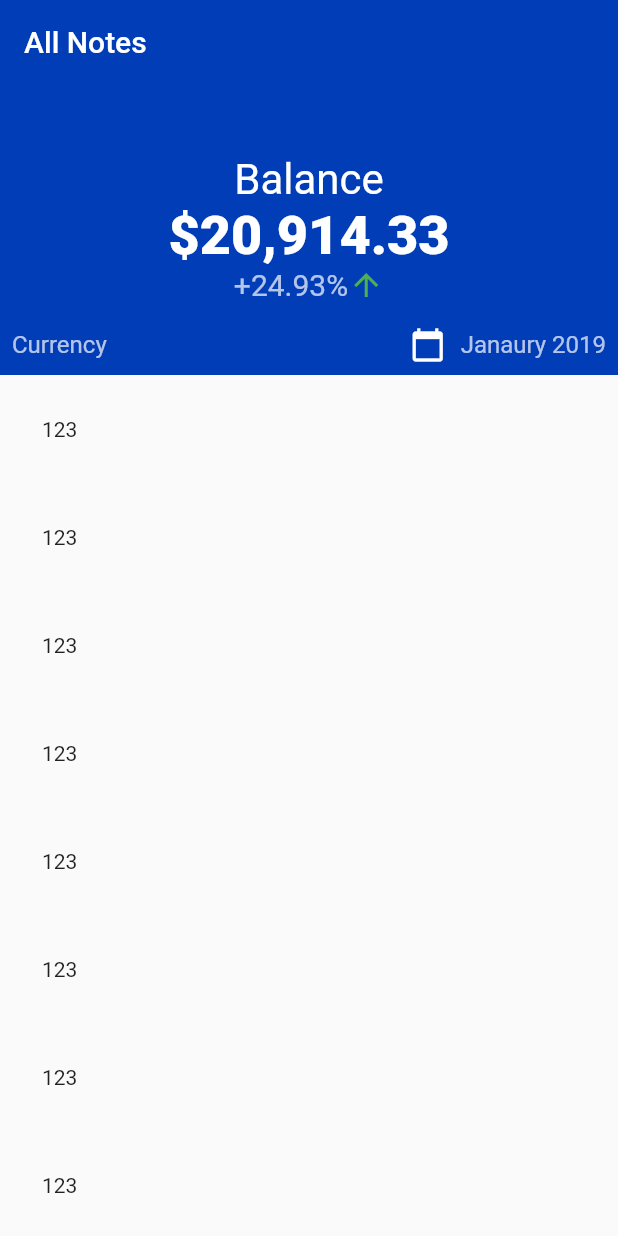
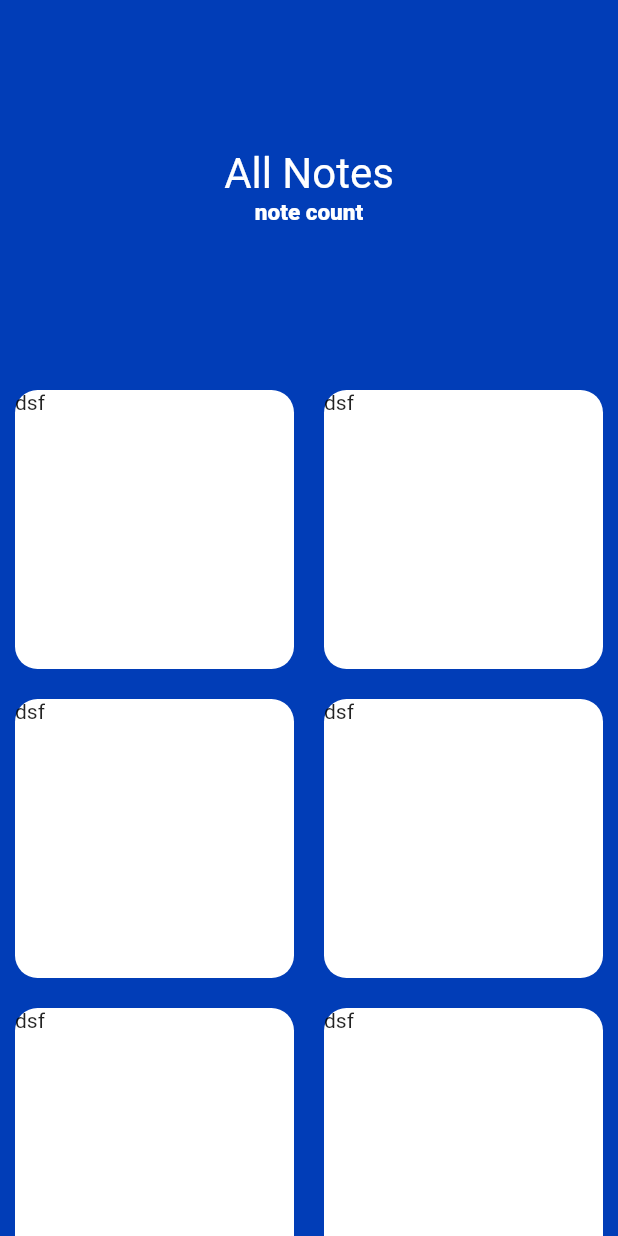
Before and after one commit to samuelezedi/flutter_note_app, a Flutter app: the screen it shows after launch, on a phone screen of 412 x 824 dp. Run offline on Flutter 3.47's test engine with Material 2 defaults, Android fonts, the phone set to English and light mode, and no system bars; Roboto replaces fonts that are missing (Poppins).

Commit message:
made app bar show title when scroll is active and not to show when expanded

```diff
--- a/lib/main.dart
+++ b/lib/main.dart
@@ -11,13 +11,10 @@ class MyApp extends StatelessWidget {
     return MaterialApp(
         title: 'Flutter Demo',
         theme: ThemeData(
-
           primarySwatch: Colors.blue,
-
           visualDensity: VisualDensity.adaptivePlatformDensity,
         ),
-      home: MainView()
-    );
+        home: MainView());
   }
 }
 
@@ -27,183 +24,183 @@ class MainView extends StatefulWidget {
 }
 
 class _MainViewState extends State<MainView> {
+  final double appBarHeight = 66.0;
 
-  final double appBarHeight = 66.0;
+  bool showHeaderText = false;
+
+  ScrollController _scrollController;
+
+  @override
+  void initState() {
+    // TODO: implement initState
+    super.initState();
+    _scrollController = ScrollController()
+      ..addListener(() {
+        print('here');
+        if (_isAppBarExpanded) {
+          setState(() {
+            showHeaderText = true;
+            print('setState is called with white');
+          });
+        } else {
+          if (showHeaderText == true) {
+            setState(() {
+              showHeaderText = false;
+              print('setState is called with white');
+            });
+          }
+        }
+      });
+  }
+
+  bool get _isAppBarExpanded {
+    return _scrollController.hasClients &&
+        _scrollController.offset > (200 - kToolbarHeight);
+  }
 
   @override
   Widget build(BuildContext context) {
-    final double statusBarHeight = MediaQuery
-        .of(context)
-        .padding
-        .top;
+    final double statusBarHeight = MediaQuery.of(context).padding.top;
 
     return Scaffold(
+      backgroundColor: Color(0xff013db7),
       body: CustomScrollView(
+        controller: _scrollController,
         slivers: <Widget>[
-
           SliverAppBar(
-            title: Text('All Notes'),
             pinned: true,
-
+            elevation: 0,
+            backgroundColor: Color(0xff013db7),
+            shape:
+                RoundedRectangleBorder(borderRadius: BorderRadius.circular(10)),
             expandedHeight: 250,
-            onStretchTrigger: (){
-
+            onStretchTrigger: () {
+              return;
             },
             flexibleSpace: FlexibleSpaceBar(
+              title: showHeaderText ? Text('All Notes') : null,
+              centerTitle: true,
               background: Container(
                 padding: new EdgeInsets.only(top: statusBarHeight),
                 height: statusBarHeight + appBarHeight,
                 child: new Center(
                     child: Column(
-                      mainAxisAlignment: MainAxisAlignment.end,
+                  mainAxisAlignment: MainAxisAlignment.center,
                   children: <Widget>[
                     Container(
                       child: Column(
                         mainAxisAlignment: MainAxisAlignment.center,
                         children: <Widget>[
-                              Container(child: new Text(
-                                  "Balance",
+                          Container(
+                            child: new Text("All Notes",
                                 style: const TextStyle(
                                     color: Colors.white,
                                     fontFamily: 'Poppins',
-                                      fontSize: 28.0
-                                  )
-                              ),),
-                              Container(child: new Text(
-                                  "\u002420,914.33",
+                                    fontSize: 28.0)),
+                          ),
+                          Container(
+                            child: new Text("note count",
                                 style: const TextStyle(
                                     color: Colors.white,
                                     fontFamily: 'Poppins',
                                     fontWeight: FontWeight.w800,
-                                      fontSize: 36.0
-                                  )
-                              ),),
-                            ],),),
-
-                        Container(
-                          child: Row(
-                            mainAxisAlignment: MainAxisAlignment.center,
-                            children: <Widget>[
-                              Container(child: Padding(
-                                padding: const EdgeInsets.only(bottom: 16.0),
-                                child: new Text(
-                                    "\u002B24.93\u0025",
-                                    style: const TextStyle(
-                                        color: Colors.white70,
-                                        fontFamily: 'Poppins',
-                                        fontSize: 20.0
-                                    )
+                                    fontSize: 15.0)),
                           ),
-                              ),),
-
-                              Container(child: Padding(
-                                padding: const EdgeInsets.only(bottom: 16.0),
-                                child: Icon(
-                                  Icons.arrow_upward, color: Colors.green,),
-                              ),),
-
-                            ],),
+                        ],
                       ),
-
-
-                        Container(
-                          child: Row(
-                            mainAxisAlignment: MainAxisAlignment.spaceBetween,
-                            children: <Widget>[
-                              Container(child: Padding(
-                                padding: const EdgeInsets.only(bottom: 8.0,left:8.0),
-                                child: new Text(
-                                    "Currency",
-                                    style: const TextStyle(
-                                        color: Colors.white70,
-                                        fontFamily: 'Poppins',
-                                        fontSize: 16.0
-                                    )
                     ),
-                              ),),
-
-                              Container(child: Padding(
-                                padding: const EdgeInsets.only(bottom: 8.0,right:8.0),
-                                child: Container(
-                                    child: Row(children: <Widget>[
-                                      Container(child: Icon(
-                                        Icons.calendar_today, color: Colors.white,
-                                      ),),
-                                      SizedBox(width: 10,),
-                                      Container(child: Text(
-                                        'Janaury 2019', style: const TextStyle(
-                                          color: Colors.white70,
-                                          fontFamily: 'Poppins',
-                                          fontSize: 16.0
-                                      ),),),
-                                    ],)
-
-                                ),
-                              ),),
-
-
-                            ],),
-                        ),
-                      ],)
-                ),
+                  ],
+                )),
                 decoration: new BoxDecoration(
                   color: Color(0xff013db7),
                 ),
               ),
             ),
           ),
-          SliverList(
-            delegate: SliverChildListDelegate(
-              [
-                  Padding(
-                    padding: const EdgeInsets.all(28.0),
-                    child: Text('123'),
+          SliverGrid.count(
+            crossAxisCount: 2,
+            children: <Widget>[
+              Container(
+                decoration: BoxDecoration(
+                  borderRadius: BorderRadius.circular(15),
+                  color: Colors.white,
                 ),
-                Padding(
-                  padding: const EdgeInsets.all(28.0),
-                  child: Text('123'),
+                margin: EdgeInsets.all(10),
+                child: Text('dsf'),
               ),
-                Padding(
-                  padding: const EdgeInsets.all(28.0),
-                  child: Text('123'),
-                ),Padding(
-                padding: const EdgeInsets.all(28.0),
-                child: Text('123'),
+              Container(
+                decoration: BoxDecoration(
+                  borderRadius: BorderRadius.circular(15),
+                  color: Colors.white,
                 ),
-                Padding(
-                  padding: const EdgeInsets.all(28.0),
-                  child: Text('123'),
+                margin: EdgeInsets.all(10),
+                child: Text('dsf'),
               ),
-                Padding(
-                  padding: const EdgeInsets.all(28.0),
-                  child: Text('123'),
+              Container(
+                decoration: BoxDecoration(
+                  borderRadius: BorderRadius.circular(15),
+                  color: Colors.white,
                 ),
-                Padding(
-                  padding: const EdgeInsets.all(28.0),
-                  child: Text('123'),
+                margin: EdgeInsets.all(10),
+                child: Text('dsf'),
               ),
-                Padding(
-                  padding: const EdgeInsets.all(28.0),
-                  child: Text('123'),
+              Container(
+                decoration: BoxDecoration(
+                  borderRadius: BorderRadius.circular(15),
+                  color: Colors.white,
                 ),
-                Padding(
-                  padding: const EdgeInsets.all(28.0),
-                  child: Text('123'),
+                margin: EdgeInsets.all(10),
+                child: Text('dsf'),
               ),
-                Padding(
-                  padding: const EdgeInsets.all(28.0),
-                  child: Text('123'),
+              Container(
+                decoration: BoxDecoration(
+                  borderRadius: BorderRadius.circular(15),
+                  color: Colors.white,
                 ),
-                Padding(
-                  padding: const EdgeInsets.all(28.0),
-                  child: Text('123'),
+                margin: EdgeInsets.all(10),
+                child: Text('dsf'),
               ),
-
-
-
-
-              ]
-            )
+              Container(
+                decoration: BoxDecoration(
+                  borderRadius: BorderRadius.circular(15),
+                  color: Colors.white,
+                ),
+                margin: EdgeInsets.all(10),
+                child: Text('dsf'),
+              ),
+              Container(
+                decoration: BoxDecoration(
+                  borderRadius: BorderRadius.circular(15),
+                  color: Colors.white,
+                ),
+                margin: EdgeInsets.all(10),
+                child: Text('dsf'),
+              ),
+              Container(
+                decoration: BoxDecoration(
+                  borderRadius: BorderRadius.circular(15),
+                  color: Colors.white,
+                ),
+                margin: EdgeInsets.all(10),
+                child: Text('dsf'),
+              ),
+              Container(
+                decoration: BoxDecoration(
+                  borderRadius: BorderRadius.circular(15),
+                  color: Colors.white,
+                ),
+                margin: EdgeInsets.all(10),
+                child: Text('dsf'),
+              ),
+              Container(
+                decoration: BoxDecoration(
+                  borderRadius: BorderRadius.circular(15),
+                  color: Colors.white,
+                ),
+                margin: EdgeInsets.all(10),
+                child: Text('dsf'),
+              ),
+            ],
           ),
         ],
       ),
```
Lines whose indentation alone changed are shown as unchanged.
